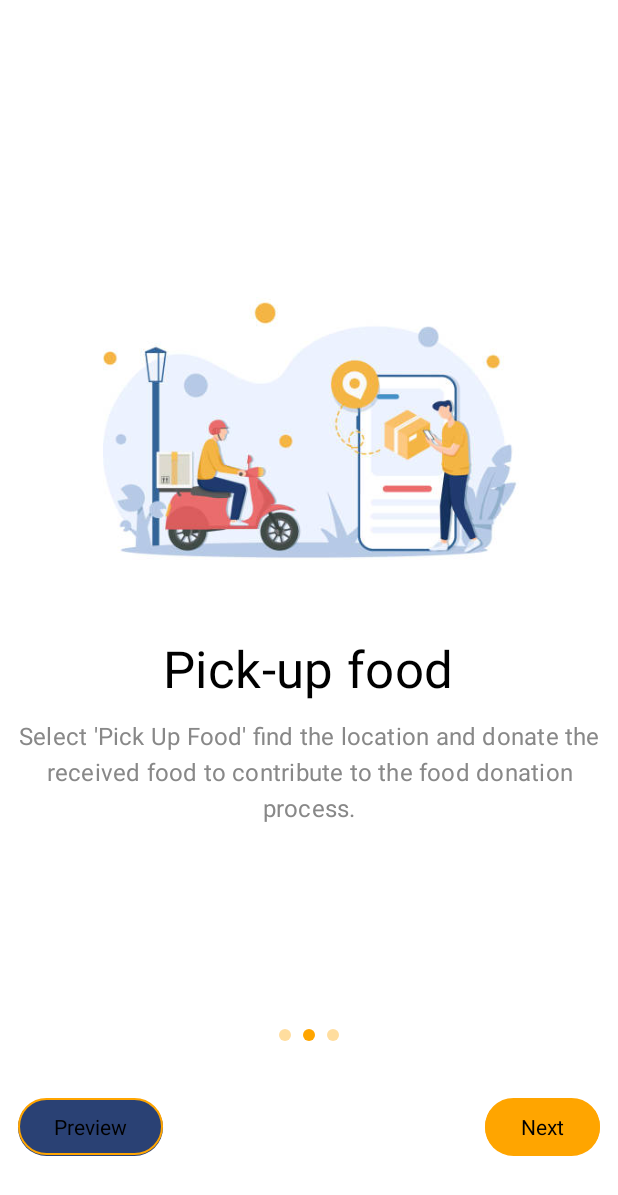
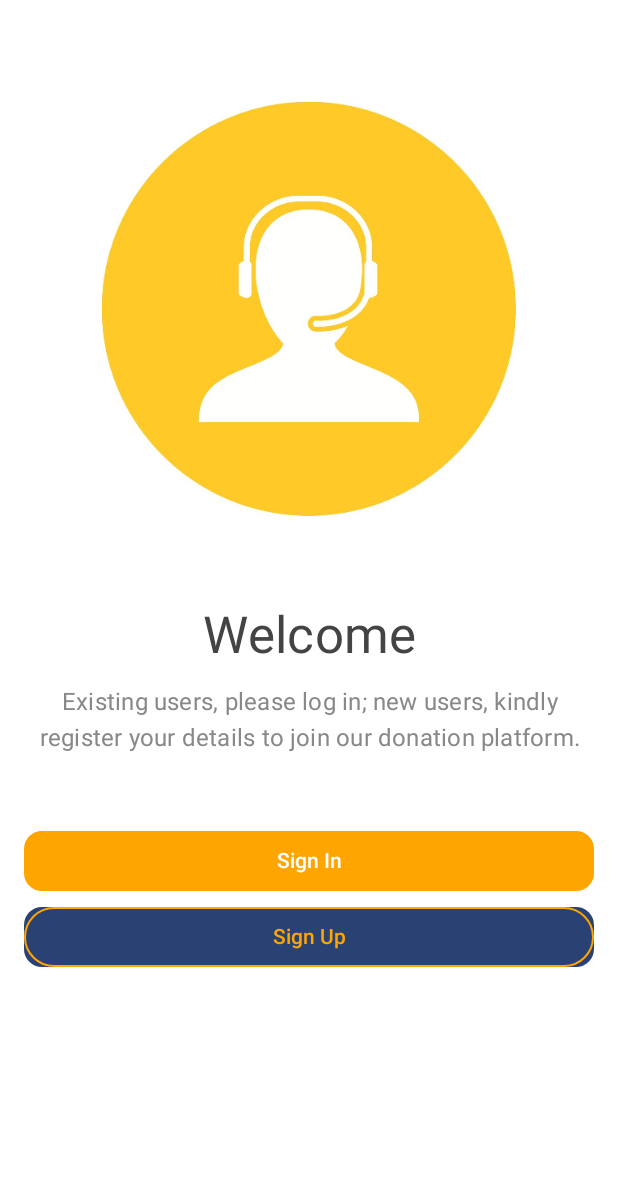
Before and after one commit to devsitaram/Final_Year_Project, an Android app built with Jetpack Compose: the screen it shows after launch (MainActivity), after a tap on "Skip", on a phone screen of 412 x 824 dp. Shown: the top 1195 px of the screen. Run offline under Robolectric (Android 15) with nearby library versions, the phone set to English and light mode, and no system bars; our stand-ins replace Dagger/Hilt's generated code, accompanist.

Commit message:
Make a completed design of Welcome page

```diff
--- a/Projects/FDA/app/src/main/java/com/donation/fda/MainActivity.kt
+++ b/Projects/FDA/app/src/main/java/com/donation/fda/MainActivity.kt
@@ -7,8 +7,9 @@ import androidx.compose.foundation.layout.fillMaxSize
 import androidx.compose.material3.MaterialTheme
 import androidx.compose.material3.Surface
 import androidx.compose.ui.Modifier
-import com.donation.fda.presentation.ui.IntroSliderScreen
-import com.donation.fda.ui.theme.FDATheme
+import androidx.navigation.compose.rememberNavController
+import com.donation.fda.presentation.ui.navigations.NavigationViewScreen
+import com.donation.fda.theme.FDATheme
 import dagger.hilt.android.AndroidEntryPoint
 
 @AndroidEntryPoint
@@ -22,7 +23,8 @@ class MainActivity : ComponentActivity() {
                     modifier = Modifier.fillMaxSize(),
                     color = MaterialTheme.colorScheme.background
                 ) {
-                    IntroSliderScreen()
+                    val navController = rememberNavController()
+                    NavigationViewScreen(navController)
                 }
             }
         }
--- a/Projects/FDA/app/src/main/java/com/donation/fda/presentation/ui/WalkthroughScreen.kt
+++ b/Projects/FDA/app/src/main/java/com/donation/fda/presentation/ui/WalkthroughScreen.kt
@@ -26,10 +26,12 @@ import androidx.compose.ui.graphics.Color
 import androidx.compose.ui.platform.LocalContext
 import androidx.compose.ui.text.style.TextAlign
 import androidx.compose.ui.unit.dp
+import androidx.navigation.NavHostController
 import coil.compose.AsyncImage
-import com.donation.fda.ui.theme.primaryColor
+import com.donation.fda.theme.primaryColor
 import com.donation.fda.presentation.components.TextView
-import com.donation.fda.ui.theme.white
+import com.donation.fda.presentation.ui.navigations.NavScreen
+import com.donation.fda.theme.white
 import com.google.accompanist.pager.ExperimentalPagerApi
 import com.google.accompanist.pager.HorizontalPager
 import com.google.accompanist.pager.HorizontalPagerIndicator
@@ -39,7 +41,7 @@ import kotlinx.coroutines.launch
 
 @OptIn(ExperimentalPagerApi::class)
 @Composable
-fun IntroSliderScreen() {
+fun IntroSliderViewScreen(navController: NavHostController) {
 
     val context = LocalContext.current
     val pagerState = rememberPagerState()
@@ -76,7 +78,9 @@ fun IntroSliderScreen() {
                     AsyncImage(
                         model = list[currentPage].image,
                         contentDescription = null,
-                        modifier = Modifier.fillMaxWidth().padding(20.dp)
+                        modifier = Modifier
+                            .fillMaxWidth()
+                            .padding(20.dp)
                     )
 
                     TextView(
@@ -91,13 +95,18 @@ fun IntroSliderScreen() {
                         color = Color.Gray,
                         textAlign = TextAlign.Center,
                         modifier = Modifier
-                            .fillMaxWidth().padding(12.dp)
+                            .fillMaxWidth()
+                            .padding(12.dp)
                     )
                 }
             }
         }
 
-        HorizontalPagerIndicator(pagerState = pagerState, modifier = Modifier.padding(vertical = 26.dp), activeColor = primaryColor)
+        HorizontalPagerIndicator(
+            pagerState = pagerState,
+            modifier = Modifier.padding(vertical = 26.dp),
+            activeColor = primaryColor
+        )
 
         Row(
             verticalAlignment = Alignment.CenterVertically,
@@ -109,8 +118,10 @@ fun IntroSliderScreen() {
             if (isSkipVisible.value) {
                 Button(
                     onClick = {
-                        scope.launch {
-                            pagerState.animateScrollToPage(pagerState.currentPage + 1)
+                        navController.navigate(NavScreen.WelcomePage.route){
+                            popUpTo(NavScreen.IntroSliderPage.route){
+                                inclusive = true
+                            }
                         }
                     },
                     colors = ButtonDefaults.buttonColors(
@@ -160,9 +171,12 @@ fun IntroSliderScreen() {
             if (isContinues.value) {
                 Button(
                     onClick = {
-                        // Navigate to the login screen
-//                        navController.navigate("login")
-                        Toast.makeText(context, "complete", Toast.LENGTH_SHORT).show()
+                        // Navigate to the welcome screen
+                      navController.navigate(NavScreen.WelcomePage.route){
+                            popUpTo(NavScreen.IntroSliderPage.route){
+                                inclusive = true
+                            }
+                        }
                     },
                     colors = ButtonDefaults.buttonColors(
                         containerColor = primaryColor,
--- a/Projects/FDA/app/src/main/java/com/donation/fda/presentation/ui/WelcomeScreen.kt
+++ b/Projects/FDA/app/src/main/java/com/donation/fda/presentation/ui/WelcomeScreen.kt
@@ -1 +1,100 @@
 package com.donation.fda.presentation.ui
+
+import androidx.compose.foundation.Image
+import androidx.compose.foundation.background
+import androidx.compose.foundation.border
+import androidx.compose.foundation.layout.Arrangement
+import androidx.compose.foundation.layout.Column
+import androidx.compose.foundation.layout.Spacer
+import androidx.compose.foundation.layout.fillMaxSize
+import androidx.compose.foundation.layout.fillMaxWidth
+import androidx.compose.foundation.layout.height
+import androidx.compose.foundation.layout.padding
+import androidx.compose.foundation.rememberScrollState
+import androidx.compose.foundation.shape.CircleShape
+import androidx.compose.foundation.verticalScroll
+import androidx.compose.material.MaterialTheme
+import androidx.compose.material3.ButtonDefaults
+import androidx.compose.runtime.Composable
+import androidx.compose.ui.Modifier
+import androidx.compose.ui.graphics.Color
+import androidx.compose.ui.text.TextStyle
+import androidx.compose.ui.text.font.FontWeight
+import androidx.compose.ui.text.style.TextAlign
+import androidx.compose.ui.unit.dp
+import coil.compose.AsyncImage
+import coil.compose.rememberAsyncImagePainter
+import com.donation.fda.presentation.components.ButtonView
+import com.donation.fda.presentation.components.TextView
+import com.donation.fda.theme.primaryColor
+import com.donation.fda.theme.white
+import com.record.fda.R
+
+@Composable
+fun WelcomeViewScreen() {
+    Column(
+        modifier = Modifier
+            .fillMaxSize()
+            .background(white)
+            .padding(8.dp), verticalArrangement = Arrangement.Top
+    ) {
+        Image(
+            painter = rememberAsyncImagePainter(model = R.mipmap.img_profile),
+            contentDescription = null,
+            modifier = Modifier
+                .fillMaxWidth()
+                .padding(60.dp)
+        )
+
+        TextView(
+            text = "Welcome",
+            style = MaterialTheme.typography.h4,
+            color = Color.DarkGray,
+            textAlign = TextAlign.Center,
+            modifier = Modifier.fillMaxWidth()
+        )
+
+        TextView(
+            text = "Existing users, please log in; new users, kindly register your details to join our donation platform.",
+            style = MaterialTheme.typography.subtitle1,
+            color = Color.Gray,
+            textAlign = TextAlign.Center,
+            modifier = Modifier
+                .fillMaxWidth()
+                .padding(12.dp)
+        )
+
+        Spacer(modifier = Modifier.padding(top = 30.dp))
+
+        Column(
+            modifier = Modifier
+                .fillMaxWidth()
+                .padding(8.dp), verticalArrangement = Arrangement.Center
+        ) {
+
+            ButtonView(
+                onClick = { /*TODO*/ }, text = "Sign In",
+                colors = ButtonDefaults.buttonColors(
+                    containerColor = primaryColor,
+                ),
+                textStyle = TextStyle(color = white, fontWeight = FontWeight.SemiBold),
+                modifier = Modifier
+                    .fillMaxWidth()
+                    .height(40.dp)
+            )
+            Spacer(modifier = Modifier.padding(5.dp))
+            ButtonView(
+                onClick = { /*TODO*/ },
+                text = "Sign Up",
+                colors = ButtonDefaults.buttonColors(
+                    containerColor = Color.Unspecified,
+                ),
+                textStyle = TextStyle(color = primaryColor, fontWeight = FontWeight.SemiBold),
+                modifier = Modifier
+                    .fillMaxWidth()
+                    .border(1.dp, color = primaryColor, shape = CircleShape)
+                    .height(40.dp)
+            )
+        }
+    }
+}
--- /dev/null
+++ b/Projects/FDA/app/src/main/java/com/donation/fda/presentation/ui/navigations/ScreenRoute.kt
@@ -0,0 +1,22 @@
+package com.donation.fda.presentation.ui.navigations
+
+import androidx.compose.material.icons.Icons
+import androidx.compose.material.icons.filled.EditNote
+import androidx.compose.material.icons.filled.Home
+import androidx.compose.material.icons.filled.PersonOutline
+import androidx.compose.material.icons.filled.Search
+import androidx.compose.ui.graphics.vector.ImageVector
+
+sealed class NavScreen(val route: String) {
+    object IntroSliderPage: NavScreen("IntroSlider")
+    object WelcomePage: NavScreen("Welcome")
+    object LoginPage: NavScreen("Login")
+    object RegisterPage: NavScreen("Register")
+}
+
+sealed class BtnNavScreen(var icon: ImageVector, val route: String) {
+    object HomeScreen: BtnNavScreen(icon = Icons.Default.Home,"Home")
+    object RecordScreen : BtnNavScreen(icon = Icons.Default.EditNote,"Note")
+    object SearchScreen: BtnNavScreen(icon = Icons.Default.Search,"Search")
+    object ProfileScreen: BtnNavScreen(icon = Icons.Default.PersonOutline,"Profile")
+}
--- a/Projects/FDA/app/src/main/java/com/donation/fda/ui/theme/Color.kt
+++ b/Projects/FDA/app/src/main/java/com/donation/fda/theme/Color.kt
@@ -1,4 +1,4 @@
-package com.donation.fda.ui.theme
+package com.donation.fda.theme
 
 import androidx.compose.ui.graphics.Color
 
--- a/Projects/FDA/app/src/main/java/com/donation/fda/ui/theme/Theme.kt
+++ b/Projects/FDA/app/src/main/java/com/donation/fda/theme/Theme.kt
@@ -1,4 +1,4 @@
-package com.donation.fda.ui.theme
+package com.donation.fda.theme
 
 import android.app.Activity
 import android.os.Build
--- a/Projects/FDA/app/src/main/java/com/donation/fda/ui/theme/Type.kt
+++ b/Projects/FDA/app/src/main/java/com/donation/fda/theme/Type.kt
@@ -1,4 +1,4 @@
-package com.donation.fda.ui.theme
+package com.donation.fda.theme
 
 import androidx.compose.material3.Typography
 import androidx.compose.ui.text.TextStyle
```
Also changed, not shown: Projects/FDA/app/src/main/java/com/donation/fda/presentation/components/Componentes.kt (+7 -6 lines), Projects/FDA/app/src/main/java/com/donation/fda/presentation/ui/navigations/NavHost.kt (added, +182 -0 lines), Projects/FDA/app/src/main/res/mipmap-hdpi/img_profile.png (added).
